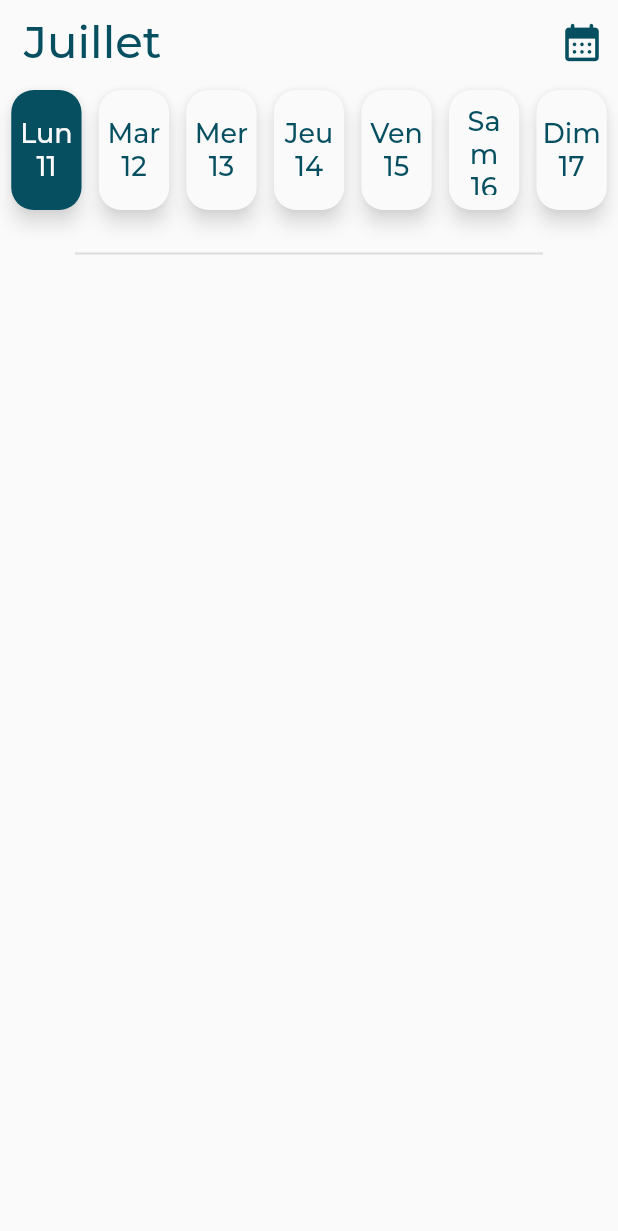
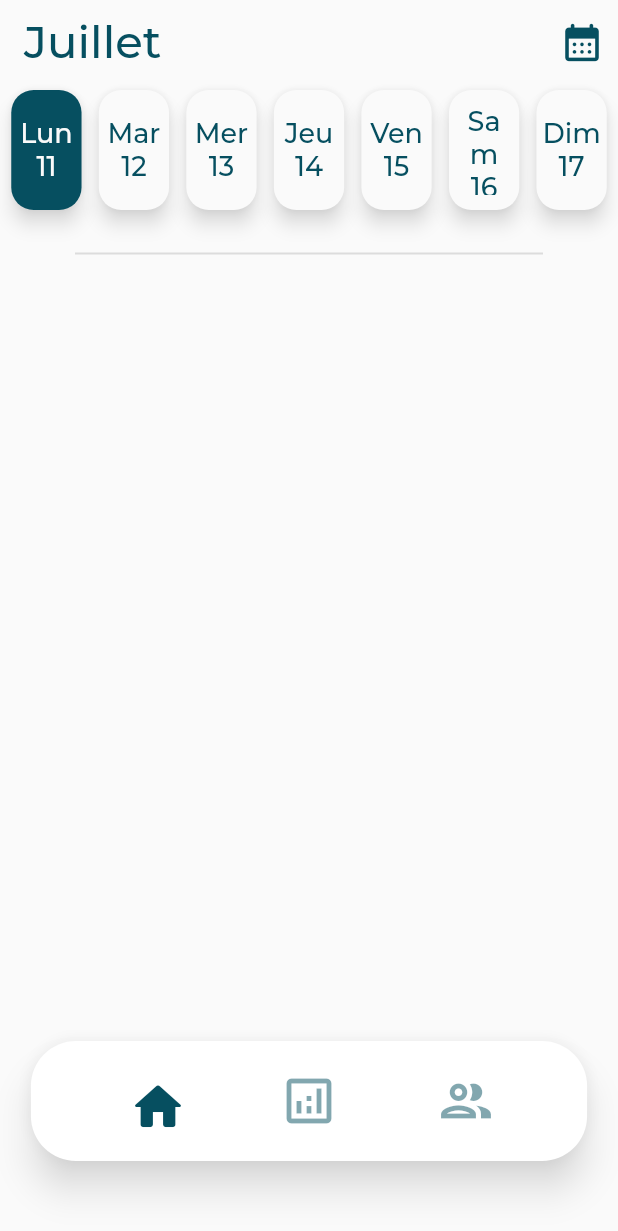
Before and after one commit to nicolasvanheusden/valendar, a Flutter app: the screen it shows after launch, on a phone screen of 412 x 824 dp. Shown: the top 1231 px of the screen. Run offline on Flutter 3.47's test engine with Material 2 defaults, Android fonts, the phone set to English and light mode, and no system bars; our stand-ins replace freezed_annotation, get_it, google_fonts, hydrated_bloc, injectable.

Commit message:
add bottom navbar

```diff
--- a/lib/main.dart
+++ b/lib/main.dart
@@ -1,7 +1,7 @@
 import 'package:flutter/material.dart';
 import 'package:flutter/services.dart';
 import 'package:injectable/injectable.dart';
-import 'package:valendar/presentation/screen/home_screen.dart';
+import 'package:valendar/presentation/screen/app_screen.dart';
 
 import 'injection.dart';
 
@@ -24,7 +24,7 @@ class MyApp extends StatelessWidget {
       title: 'Valendar',
       theme: ThemeData.light(),
       debugShowCheckedModeBanner: false,
-      home: const HomeScreen(),
+      home: const AppScreen(),
     );
   }
 }
--- /dev/null
+++ b/lib/presentation/screen/app_screen.dart
@@ -0,0 +1,109 @@
+import 'package:flutter/material.dart';
+import 'package:valendar/presentation/core/colors.dart';
+import 'package:valendar/presentation/screen/analytics_screen.dart';
+import 'package:valendar/presentation/screen/home_screen.dart';
+import 'package:valendar/presentation/screen/team_screen.dart';
+
+class AppScreen extends StatefulWidget {
+  const AppScreen({Key? key}) : super(key: key);
+
+  @override
+  State<AppScreen> createState() => _AppScreenState();
+}
+
+class _AppScreenState extends State<AppScreen> {
+
+  int _selectedTabIndex = 0;
+  late final List<Widget> _bodys;
+
+  @override
+  void initState() {
+    super.initState();
+    _bodys = const [
+      HomeScreen(),
+      AnalyticsScreen(),
+      TeamScreen()
+    ];
+  }
+  @override
+  Widget build(BuildContext context) {
+    return Scaffold(
+      body: SafeArea(
+        top: false,
+        bottom: false,
+        child: IndexedStack(
+          sizing: StackFit.expand,
+          children: [
+            Stack(
+              children: [
+                _bodys.elementAt(_selectedTabIndex),
+                Align(
+                  alignment: Alignment.bottomCenter,
+                  child: Card(
+                    color: Colors.white,
+                    shape: RoundedRectangleBorder(
+                      borderRadius: BorderRadius.circular(30)
+                    ),
+                    margin: const EdgeInsets.only(bottom: 50),
+                    elevation: 10,
+                    shadowColor: whiteFAFAFA,
+                    child: SizedBox(
+                      width: MediaQuery.of(context).size.width * 0.9,
+                      height: 80,
+                      child: Row(
+                        mainAxisAlignment: MainAxisAlignment.spaceEvenly,
+                        children: [
+                        IconButton(
+                          onPressed: () {
+                            setState(() {
+                              _selectedTabIndex = 0;
+                            });
+                          },
+                          icon: Icon(
+                            Icons.home_rounded,
+                            size: 40,
+                            color: _selectedTabIndex == 0 ? blue064F60 : blue064F60.withOpacity(0.5),
+                          )
+                        ),
+                        IconButton(
+                          padding: EdgeInsets.zero,
+                          onPressed: () {
+                            setState(() {
+                              _selectedTabIndex = 1;
+                            });
+
+                            // TODO(nico): navigate to analytics screen
+                          },
+                          icon: Icon(
+                            Icons.analytics_outlined,
+                            size: 40,
+                            color: _selectedTabIndex == 1 ? blue064F60 : blue064F60.withOpacity(0.5),
+                          )
+                        ),
+                        IconButton(
+                          padding: EdgeInsets.zero,
+                          onPressed: () {
+                            setState(() {
+                              _selectedTabIndex = 2;
+                            });
+
+                            // TODO(nico): display team screen
+                          },
+                          icon: Icon(
+                            Icons.group_outlined,
+                            size: 40,
+                            color: _selectedTabIndex == 2 ? blue064F60 : blue064F60.withOpacity(0.5),
+                          )
+                        ),
+                      ]),
+                    ),
+                  ),
+                ),
+              ],
+            )
+          ],
+        )
+      ),
+    );
+  }
+}
--- a/lib/presentation/screen/home_screen.dart
+++ b/lib/presentation/screen/home_screen.dart
@@ -17,6 +17,7 @@ class _HomeScreenState extends State<HomeScreen> {
 
   late final Week _currentWeek;
   late DateTime _selectedDate;
+
   @override
   void initState() {
     super.initState();
@@ -52,8 +53,7 @@ class _HomeScreenState extends State<HomeScreen> {
           )
         ],
       ),
-      body: SafeArea(
-        child: Column(
+      body: Column(
         children: [
           Row(
             mainAxisAlignment: MainAxisAlignment.spaceEvenly,
@@ -105,7 +105,6 @@ class _HomeScreenState extends State<HomeScreen> {
           )
         ],
       ),
-      ),
     );
   }
 }
```
Also changed, not shown: lib/application/member/member_bloc.dart (added, +45 -0 lines), lib/application/member/member_event.dart (added, +11 -0 lines), lib/application/member/member_state.dart (added, +12 -0 lines), lib/presentation/screen/analytics_screen.dart (added, +15 -0 lines), lib/presentation/screen/team_screen.dart (added, +16 -0 lines), lib/application/member/member_bloc.freezed.dart (added), lib/injection.config.dart. Lines whose indentation alone changed are shown as unchanged.
